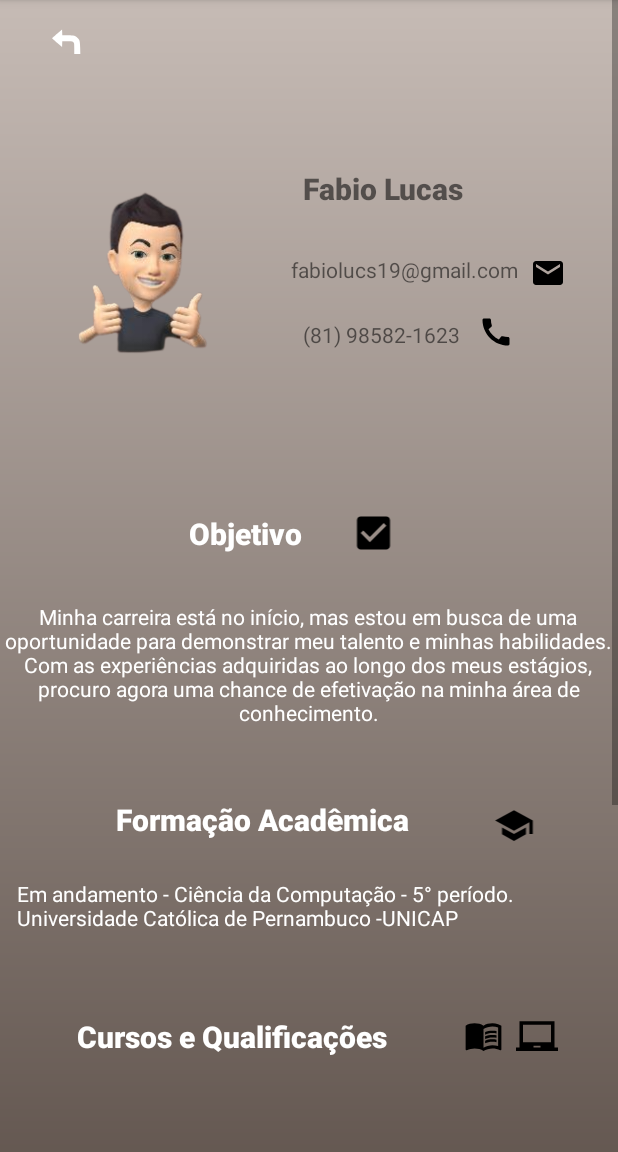
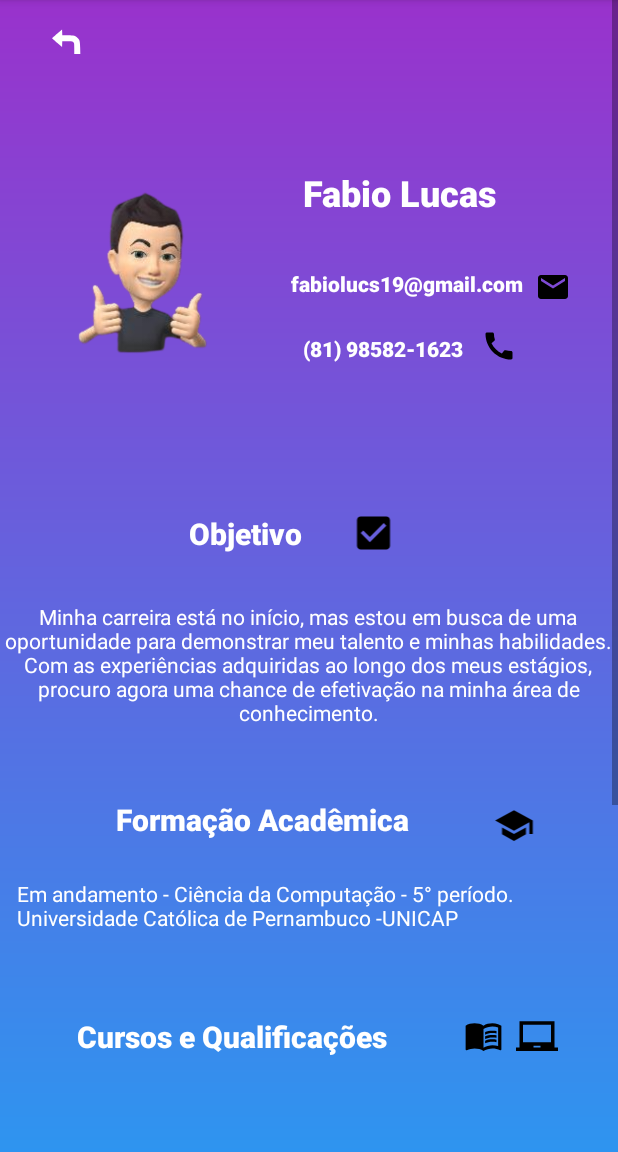
Before and after one commit to LuizFernando-o/Android-Project, an Android app: the About_Fabio_Lucas screen opened directly, with no data from a screen before it, on a phone screen of 412 x 824 dp, the part 84-1236 px from its top. Run offline under Robolectric (Android 15) with nearby library versions, the phone set to English and light mode, and no system bars.

Commit message:
chaging fabio_about background

```diff
--- a/app/src/main/res/drawable/about_fabio_bg.xml
+++ b/app/src/main/res/drawable/about_fabio_bg.xml
@@ -3,8 +3,8 @@
     xmlns:android="http://schemas.android.com/apk/res/android" >
 
     <gradient android:angle="90"
-        android:startColor="#3b2e27"
-        android:endColor="#c6bbb5"
+        android:startColor="#00BFFF"
+        android:endColor="#9932CC"
         android:type="linear"/>
 
 
--- a/app/src/main/res/layout/activity_about_fabio_lucas.xml
+++ b/app/src/main/res/layout/activity_about_fabio_lucas.xml
@@ -45,7 +45,9 @@
         android:layout_height="wrap_content"
         android:layout_marginStart="16dp"
         android:layout_marginTop="28dp"
+        android:fontFamily="sans-serif-black"
         android:text="@string/fln_about_email"
+        android:textColor="@color/white"
         app:layout_constraintStart_toEndOf="@+id/imageView"
         app:layout_constraintTop_toBottomOf="@+id/textView18" />
 
@@ -55,19 +57,22 @@
         android:layout_height="wrap_content"
         android:layout_marginStart="24dp"
         android:layout_marginTop="24dp"
+        android:fontFamily="sans-serif-black"
         android:text="@string/fln_about_call"
+        android:textColor="@color/white"
         app:layout_constraintStart_toEndOf="@+id/imageView"
         app:layout_constraintTop_toBottomOf="@+id/textView20" />
 
     <TextView
         android:id="@+id/textView18"
-        android:layout_width="129dp"
-        android:layout_height="30dp"
+        android:layout_width="137dp"
+        android:layout_height="39dp"
         android:layout_marginStart="24dp"
         android:layout_marginTop="112dp"
         android:fontFamily="sans-serif-black"
         android:text="@string/fln_about_name"
-        android:textSize="20sp"
+        android:textColor="@color/white"
+        android:textSize="24sp"
         app:layout_constraintStart_toEndOf="@+id/imageView"
         app:layout_constraintTop_toTopOf="parent" />
 
```
